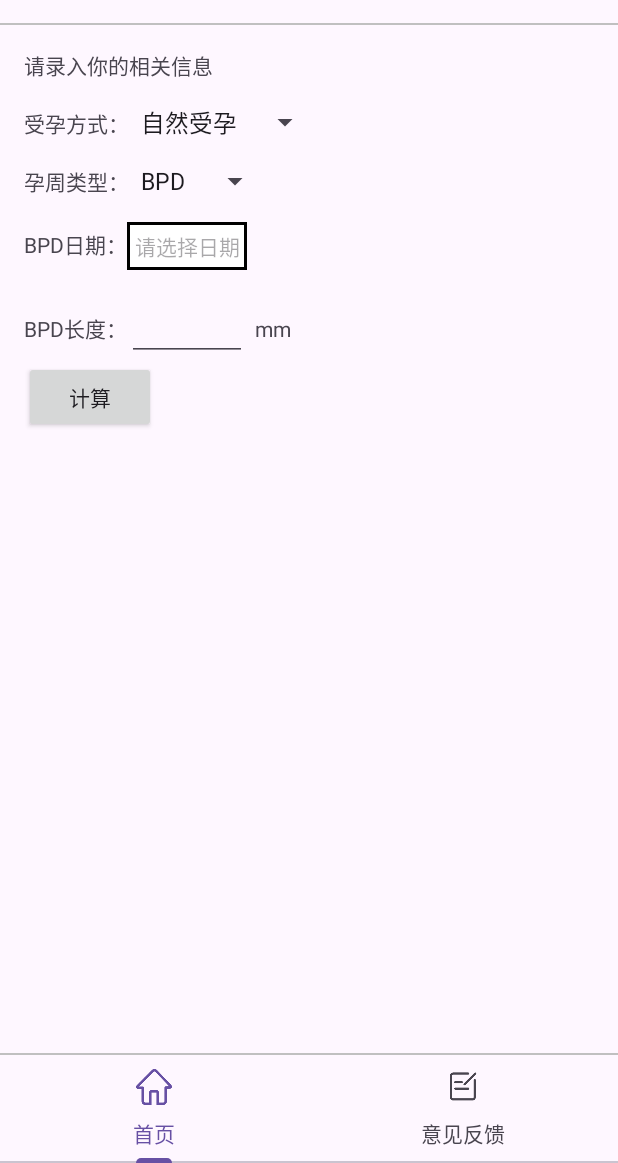
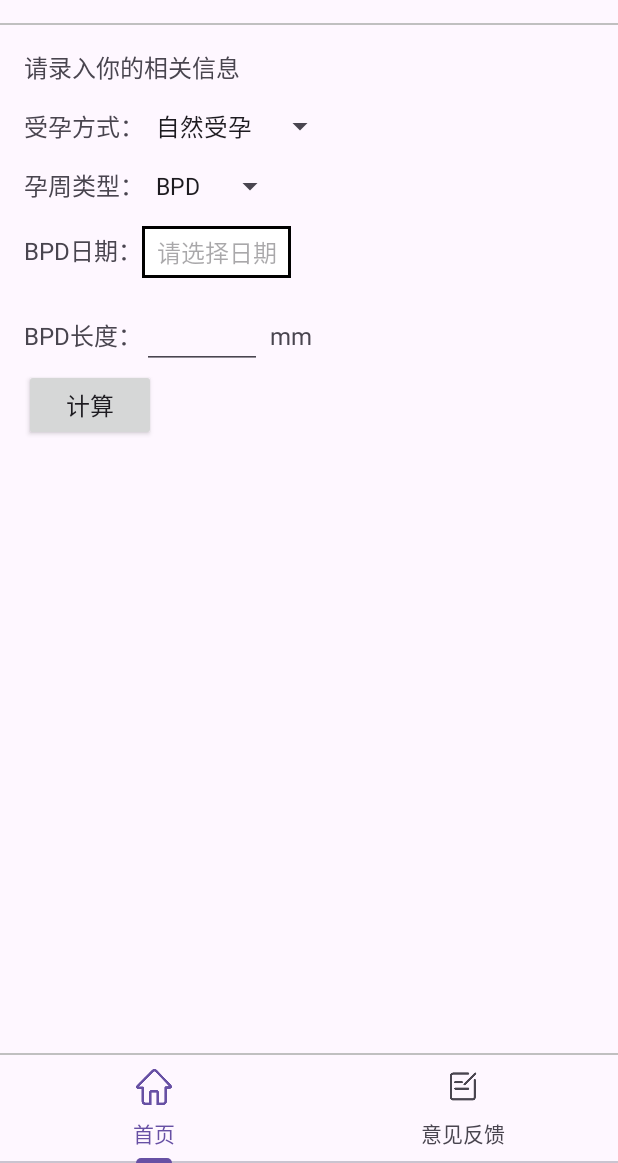
Before and after one commit to iflove/DSGAC_Android, an Android app: the screen it shows after launch (MainActivity), on a phone screen of 412 x 824 dp, the part 73-1236 px from its top. Run offline under Robolectric (Android 15) with nearby library versions, the phone set to English and light mode, and no system bars.

Commit message:
保存代码

```diff
--- a/app/src/main/AndroidManifest.xml
+++ b/app/src/main/AndroidManifest.xml
@@ -30,8 +30,8 @@
         <activity
             android:name=".MainActivity"
             android:exported="true"
-
-            android:theme="@style/Theme.DSGAC">
+            android:theme="@style/Theme.DSGAC"
+            android:windowSoftInputMode="adjustPan|stateHidden">
 
         </activity>
     </application>
--- a/app/src/main/java/com/anroidz/dsgac/algorithm/CRLAlgorithm.kt
+++ b/app/src/main/java/com/anroidz/dsgac/algorithm/CRLAlgorithm.kt
@@ -19,7 +19,7 @@ class CRLAlgorithm : ReferenceTableAlgorithm() {
         if (lenSize == -1) {
             throw RuntimeException("CRL长度必填")
         }
-        val gestationalWeeks = CsvData.bpdData[lenSize] ?: throw RuntimeException("CRL长度不合法")
+        val gestationalWeeks = CsvData.crlData[lenSize] ?: throw RuntimeException("CRL长度不合法")
         val inspectDate = getInspectDate()
         val curStandardDate = getCurStandardDate()
 
--- a/app/src/main/res/layout/fragment_home.xml
+++ b/app/src/main/res/layout/fragment_home.xml
@@ -10,7 +10,8 @@
     <TextView
         android:layout_width="wrap_content"
         android:layout_height="wrap_content"
-        android:text="@string/please_enter_your_relevant_information" />
+        android:text="@string/please_enter_your_relevant_information"
+        android:textSize="@dimen/text_size" />
 
     <LinearLayout
         android:id="@+id/conceive_type_ll"
@@ -22,7 +23,8 @@
         <TextView
             android:layout_width="wrap_content"
             android:layout_height="wrap_content"
-            android:text="@string/the_way_of_conception" />
+            android:text="@string/the_way_of_conception"
+            android:textSize="@dimen/text_size" />
 
         <androidx.appcompat.widget.AppCompatSpinner
             android:id="@+id/conceive_type_sp"
@@ -41,7 +43,8 @@
         <TextView
             android:layout_width="wrap_content"
             android:layout_height="wrap_content"
-            android:text="@string/gestational_age_type" />
+            android:text="@string/gestational_age_type"
+            android:textSize="@dimen/text_size" />
 
         <androidx.appcompat.widget.AppCompatSpinner
             android:id="@+id/gestational_age_type_sp"
@@ -62,7 +65,8 @@
             android:id="@+id/date_tv"
             android:layout_width="wrap_content"
             android:layout_height="wrap_content"
-            android:text="@string/bpd_date" />
+            android:text="@string/bpd_date"
+            android:textSize="@dimen/text_size" />
 
         <androidx.appcompat.widget.AppCompatTextView
             android:id="@+id/select_dialog"
@@ -71,10 +75,11 @@
             android:background="@drawable/date_bg"
             android:drawableEnd="@drawable/date_bg"
             android:hint="请选择日期"
-            android:paddingLeft="5dp"
+            android:paddingStart="10dp"
             android:paddingTop="5dp"
-            android:paddingEnd="5dp"
-            android:paddingBottom="5dp" />
+            android:paddingEnd="10dp"
+            android:paddingBottom="5dp"
+            android:textSize="@dimen/text_size" />
 
     </LinearLayout>
 
@@ -89,7 +94,8 @@
             android:id="@+id/lenTv"
             android:layout_width="wrap_content"
             android:layout_height="wrap_content"
-            android:text="@string/bpd_len" />
+            android:text="@string/bpd_len"
+            android:textSize="@dimen/text_size" />
 
         <androidx.appcompat.widget.AppCompatEditText
             android:id="@+id/lenEt"
@@ -102,12 +108,22 @@
             android:layout_width="wrap_content"
             android:layout_height="wrap_content"
             android:layout_marginStart="5dp"
-            android:text="mm" />
+            android:text="mm"
+            android:textSize="@dimen/text_size" />
     </LinearLayout>
 
     <androidx.appcompat.widget.AppCompatButton
         android:id="@+id/calBtn"
         android:layout_width="wrap_content"
         android:layout_height="wrap_content"
-        android:text="@string/btn_cal" />
+        android:text="@string/btn_cal"
+        android:textSize="@dimen/text_size" />
+
+    <TextView
+        android:id="@+id/calResult"
+        android:layout_width="wrap_content"
+        android:layout_height="wrap_content"
+        android:layout_marginTop="5dp"
+        android:text=""
+        android:textSize="@dimen/text_size" />
 </LinearLayout>
--- a/app/src/main/res/values/colors.xml
+++ b/app/src/main/res/values/colors.xml
@@ -3,4 +3,5 @@
     <color name="black">#FF000000</color>
     <color name="white">#FFFFFFFF</color>
     <color name="line">#C0C0C0</color>
+    <color name="red">#FF0000</color>
 </resources>
--- a/app/src/main/res/values/dimens.xml
+++ b/app/src/main/res/values/dimens.xml
@@ -3,4 +3,5 @@
     <dimen name="start_end_margin">16dp</dimen>
     <dimen name="top_margin">16dp</dimen>
     <dimen name="item_margin">15dp</dimen>
+    <dimen name="text_size">16sp</dimen>
 </resources>
```
Also changed, not shown: app/src/main/java/com/anroidz/dsgac/HomeFragment.kt (+95 -16 lines), app/src/main/java/com/anroidz/dsgac/algorithm/utils/TimeUtils.kt (+26 -3 lines).
